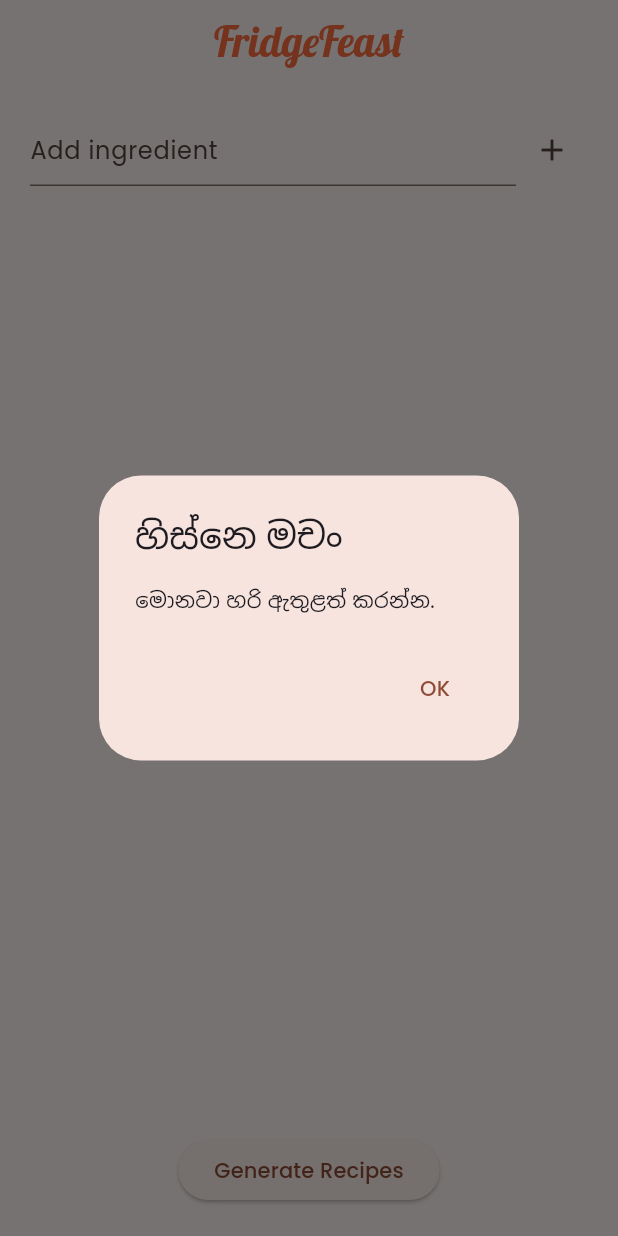
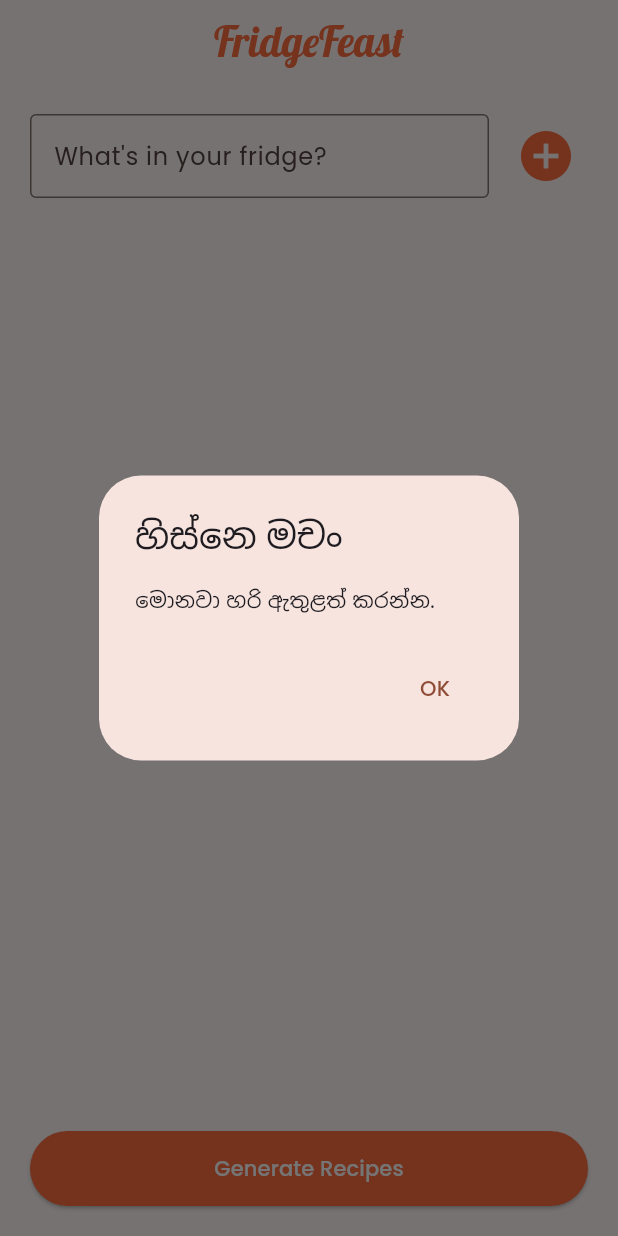
Before and after one commit to danithu17/fridge-to-table, a Flutter app: the screen it shows after launch, after a tap on "Generate Recipes", on a phone screen of 412 x 824 dp. Run offline on Flutter 3.47's test engine with Material 3 defaults, Android fonts, the phone set to English and light mode, and no system bars; our stand-ins replace connectivity_plus, flutter_riverpod, google_fonts, google_generative_ai, google_mobile_ads, image_picker; network calls fail.

Commit message:
Update main.dart

```diff
--- a/lib/main.dart
+++ b/lib/main.dart
@@ -7,6 +7,7 @@
 
 void main() async {
   WidgetsFlutterBinding.ensureInitialized();
+  // AdMob initialize කරනවා
   unawaited(MobileAds.instance.initialize());
   runApp(const FridgeFeastApp());
 }
@@ -50,6 +51,7 @@
     _checkInternet();
   }
 
+  // 1. AdMob Banner ID එක මෙතන තියෙන්නේ
   void _initAd() {
     _bannerAd = BannerAd(
       adUnitId: 'ca-app-pub-7036399347927896/6074120884',
@@ -83,6 +85,7 @@
     );
   }
 
+  // 2. Gemini AI වැඩ කරන තැන
   Future<void> _generateRecipes() async {
     if (_ingredients.isEmpty) {
       _showErrorDialog("හිස්නෙ මචං", "මොනවා හරි ඇතුළත් කරන්න.");
@@ -92,15 +95,25 @@
     setState(() => _isLoading = true);
 
     try {
+      // ඔයාගේ API Key එක
       const apiKey = "AIzaSyCVpg99ta6BidHN46IPknuV4IpDNWCnO8M";
-      final model = GenerativeModel(model: 'gemini-1.5-flash', apiKey: apiKey);
 
-      final prompt = "I have ${_ingredients.join(", ")}. Give me 3 quick recipes.";
-      final response = await model.generateContent([Content.text(prompt)]);
+      final model = GenerativeModel(
+        model: 'gemini-1.5-flash',
+        apiKey: apiKey,
+      );
 
-      _showResultSheet(response.text ?? "සොරි, උත්තරයක් ලැබුණේ නැහැ.");
+      final prompt = "I have these ingredients: ${_ingredients.join(", ")}. Please give me 3 easy recipes I can make with them.";
+      final content = [Content.text(prompt)];
+      final response = await model.generateContent(content);
+
+      if (response.text != null) {
+        _showResultSheet(response.text!);
+      } else {
+        _showErrorDialog("AI Error", "AI එකට පිළිතුරක් දෙන්න බැරි වුණා.");
+      }
     } catch (e) {
-      _showErrorDialog("AI Error", "API Key එක හෝ නෙට්වර්ක් අවුලක්.");
+      _showErrorDialog("AI Error", "API Key එක හෝ Network අවුලක් තියෙනවා.");
     } finally {
       setState(() => _isLoading = false);
     }
@@ -134,7 +147,6 @@
   Widget build(BuildContext context) {
     return Scaffold(
       appBar: AppBar(
-        // මෙතන තමයි Font එක හදලා තියෙන්නේ (fredokaOne වෙනුවට lobster)
         title: Text("FridgeFeast", style: GoogleFonts.lobster(color: const Color(0xFFFF6D3F), fontSize: 28)),
         centerTitle: true,
       ),
@@ -147,10 +159,17 @@
                 Expanded(
                   child: TextField(
                     controller: _controller,
-                    decoration: const InputDecoration(hintText: "Add ingredient"),
+                    decoration: const InputDecoration(
+                      hintText: "What's in your fridge?",
+                      border: OutlineInputBorder(),
+                    ),
                   ),
                 ),
-                IconButton(icon: const Icon(Icons.add), onPressed: _addIngredient),
+                const SizedBox(width: 10),
+                IconButton(
+                  icon: const Icon(Icons.add_circle, color: Color(0xFFFF6D3F), size: 40),
+                  onPressed: _addIngredient,
+                ),
               ],
             ),
           ),
@@ -158,18 +177,31 @@
             child: ListView.builder(
               itemCount: _ingredients.length,
               itemBuilder: (context, index) => ListTile(
+                leading: const Icon(Icons.restaurant_menu),
                 title: Text(_ingredients[index]),
-                trailing: IconButton(icon: const Icon(Icons.delete), onPressed: () => setState(() => _ingredients.removeAt(index))),
+                trailing: IconButton(icon: const Icon(Icons.delete, color: Colors.red), onPressed: () => setState(() => _ingredients.removeAt(index))),
               ),
             ),
           ),
           if (_isLoading) const CircularProgressIndicator(),
           Padding(
             padding: const EdgeInsets.all(20),
-            child: ElevatedButton(onPressed: _generateRecipes, child: const Text("Generate Recipes")),
+            child: ElevatedButton(
+              style: ElevatedButton.styleFrom(
+                backgroundColor: const Color(0xFFFF6D3F),
+                minimumSize: const Size(double.infinity, 50),
+              ),
+              onPressed: _generateRecipes,
+              child: const Text("Generate Recipes", style: TextStyle(color: Colors.white)),
+            ),
           ),
+          // 3. පහළින් ඇඩ් එක පෙන්නනවා
           if (_isAdLoaded)
-            SizedBox(height: 50, child: AdWidget(ad: _bannerAd!)),
+            SizedBox(
+              height: _bannerAd!.size.height.toDouble(),
+              width: _bannerAd!.size.width.toDouble(),
+              child: AdWidget(ad: _bannerAd!),
+            ),
         ],
       ),
     );
```
